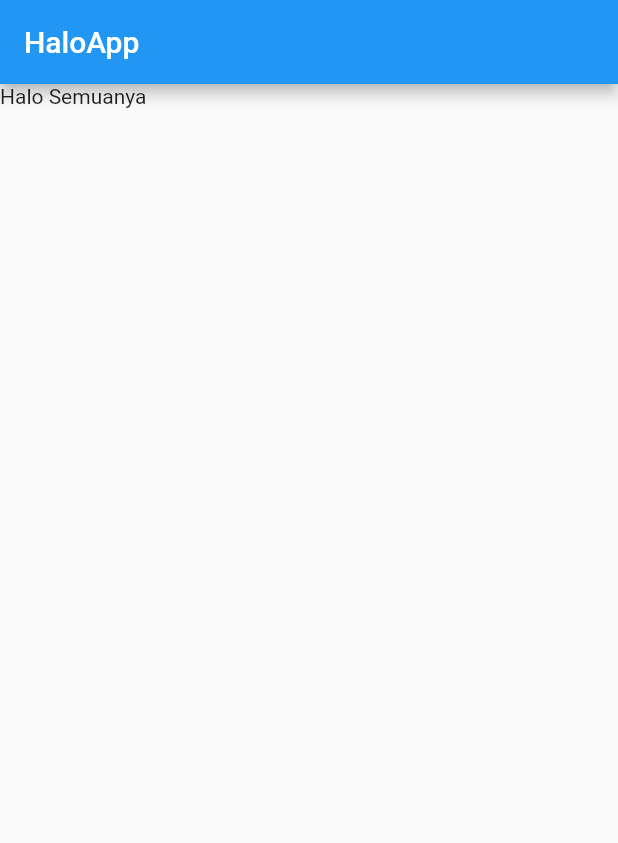
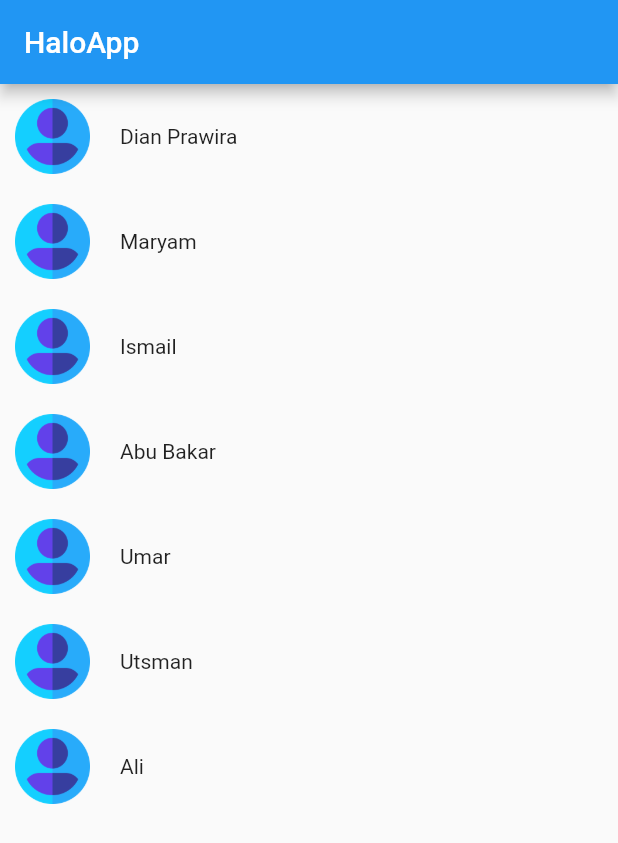
Before and after one commit to abumaryam/halo-app-flutter, a Flutter app: the screen it shows after launch, on a phone screen of 412 x 824 dp. Shown: the top 843 px of the screen. Run offline on Flutter 3.47's test engine with Material 2 defaults, Android fonts, the phone set to English and light mode, and no system bars.

```diff
--- /dev/null
+++ b/lib/components/item_kontak.dart
@@ -0,0 +1,27 @@
+import 'package:flutter/material.dart';
+
+class ItemKontak extends StatelessWidget {
+  final String namaOrang;
+
+  const ItemKontak(this.namaOrang);
+
+  @override
+  Widget build(BuildContext context) {
+    return Container(
+      padding: EdgeInsets.all(10),
+      child: Row(
+        children: <Widget>[
+          Container(
+            padding: EdgeInsets.only(right: 20),
+            child: Image(
+              image: AssetImage('assets/images/user.png'),
+              width: 50,
+              height: 50,
+            ),
+          ),
+          Text(namaOrang),
+        ],
+      ),
+    );
+  }
+}
--- a/lib/ui/haloapp.dart
+++ b/lib/ui/haloapp.dart
@@ -1,4 +1,5 @@
 import 'package:flutter/material.dart';
+import 'package:haloapp/components/item_kontak.dart';
 
 class HaloApp extends StatelessWidget {
   @override
@@ -7,7 +8,17 @@ class HaloApp extends StatelessWidget {
       title: "Pertama",
       home: Scaffold(
         appBar: AppBar(title: Text('HaloApp')),
-        body: Text('Halo Semuanya'),
+        body: Column(
+          children: <Widget>[
+            ItemKontak('Dian Prawira'),
+            ItemKontak('Maryam'),
+            ItemKontak('Ismail'),
+            ItemKontak('Abu Bakar'),
+            ItemKontak('Umar'),
+            ItemKontak('Utsman'),
+            ItemKontak('Ali'),
+          ],
+        ),
       ),
     );
   }
```
